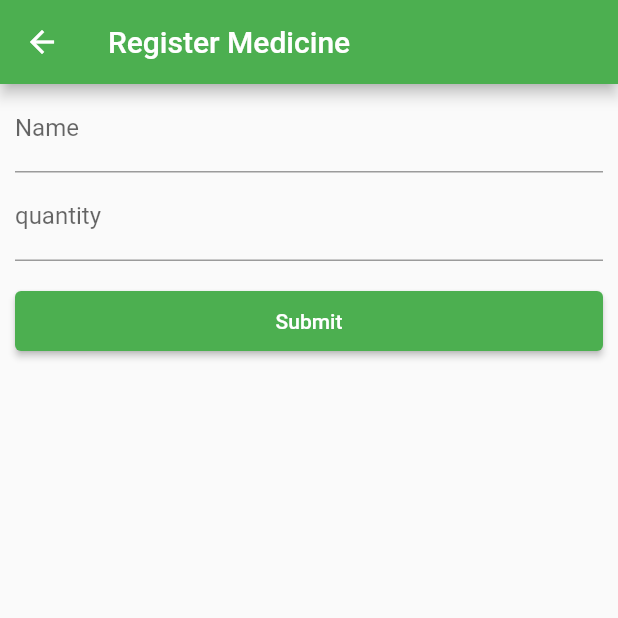
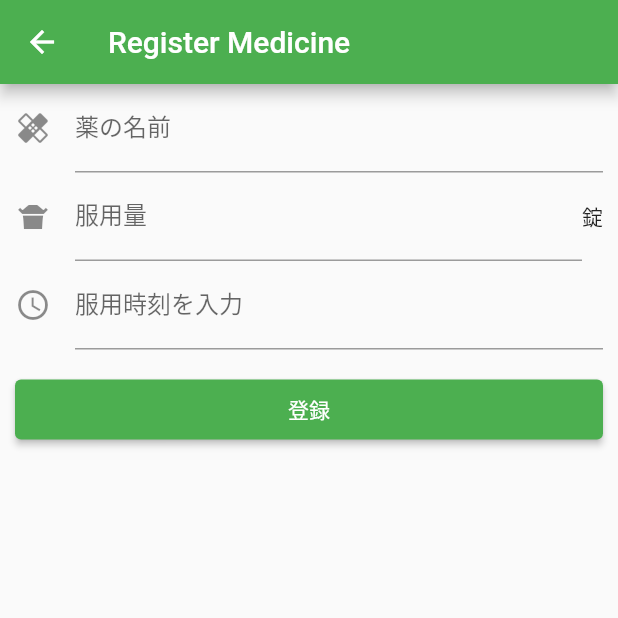
Before and after one commit to yasunaga-shuto/mediary, a Flutter app: the MedicineRegistrationForm screen opened directly, on a phone screen of 412 x 824 dp, the top half of it. Run offline on Flutter 3.47's test engine with Material 2 defaults, Android fonts, the phone set to English and light mode, and no system bars.

Commit message:
create registeration form

```diff
--- a/lib/medicines/registration_form.dart
+++ b/lib/medicines/registration_form.dart
@@ -9,6 +9,21 @@ class MedicineRegistrationForm extends StatefulWidget {
 }
 
 class _MedicineRegistrationFormState extends State<MedicineRegistrationForm> {
+  final FocusNode _quantityFocusNode = FocusNode();
+  final TextEditingController _quantityTextFieldController =
+      TextEditingController();
+
+  @override
+  void initState() {
+    _quantityFocusNode.addListener(() {
+      if (_quantityFocusNode.hasFocus) {
+        FocusScope.of(context).requestFocus(FocusNode());
+        _selectTime();
+      }
+    });
+    super.initState();
+  }
+
   @override
   Widget build(BuildContext context) {
     return Scaffold(
@@ -21,11 +36,25 @@ class _MedicineRegistrationFormState extends State<MedicineRegistrationForm> {
                   child: Column(
                     children: [
                       TextFormField(
-                        decoration: const InputDecoration(labelText: 'Name'),
+                        decoration: const InputDecoration(
+                            labelText: '薬の名前', icon: Icon(Icons.healing)),
+                      ),
+                      Row(
+                        children: const [
+                          Flexible(
+                              child: TextField(
+                            decoration: InputDecoration(
+                                labelText: '服用量',
+                                icon: Icon(Icons.takeout_dining)),
+                          )),
+                          Text('錠')
+                        ],
                       ),
                       TextFormField(
-                        decoration:
-                            const InputDecoration(labelText: 'quantity'),
+                        focusNode: _quantityFocusNode,
+                        controller: _quantityTextFieldController,
+                        decoration: const InputDecoration(
+                            labelText: '服用時刻を入力', icon: Icon(Icons.schedule)),
                       ),
                     ],
                   )),
@@ -34,8 +63,20 @@ class _MedicineRegistrationFormState extends State<MedicineRegistrationForm> {
                   height: 40.0,
                   child: ElevatedButton(
                       onPressed: () {},
-                      child: const Text('Submit'),
+                      child: const Text('登録'),
                       style: ElevatedButton.styleFrom(primary: Colors.green)))
             ])));
   }
+
+  void _selectTime() async {
+    TimeOfDay? newTime = await showTimePicker(
+      context: context,
+      initialTime: const TimeOfDay(hour: 8, minute: 0),
+    );
+    if (newTime != null) {
+      setState(() {
+        _quantityTextFieldController.text = newTime.format(context).toString();
+      });
+    }
+  }
 }
```
